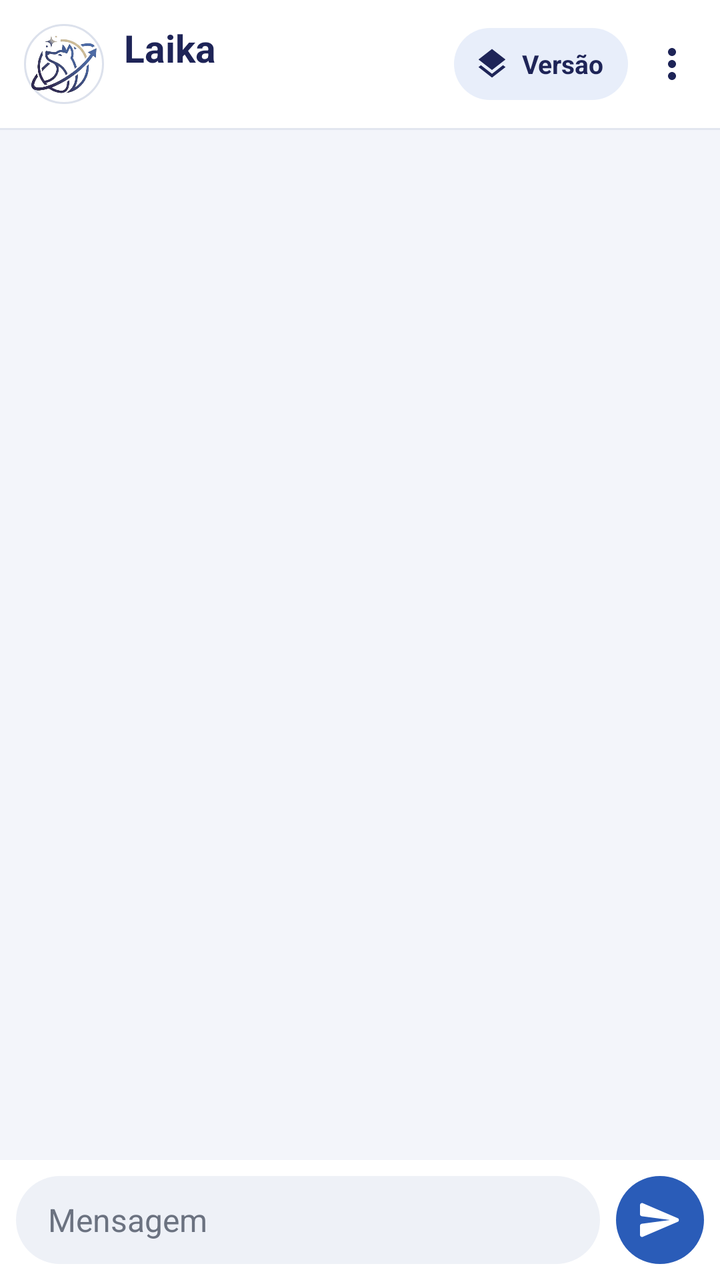
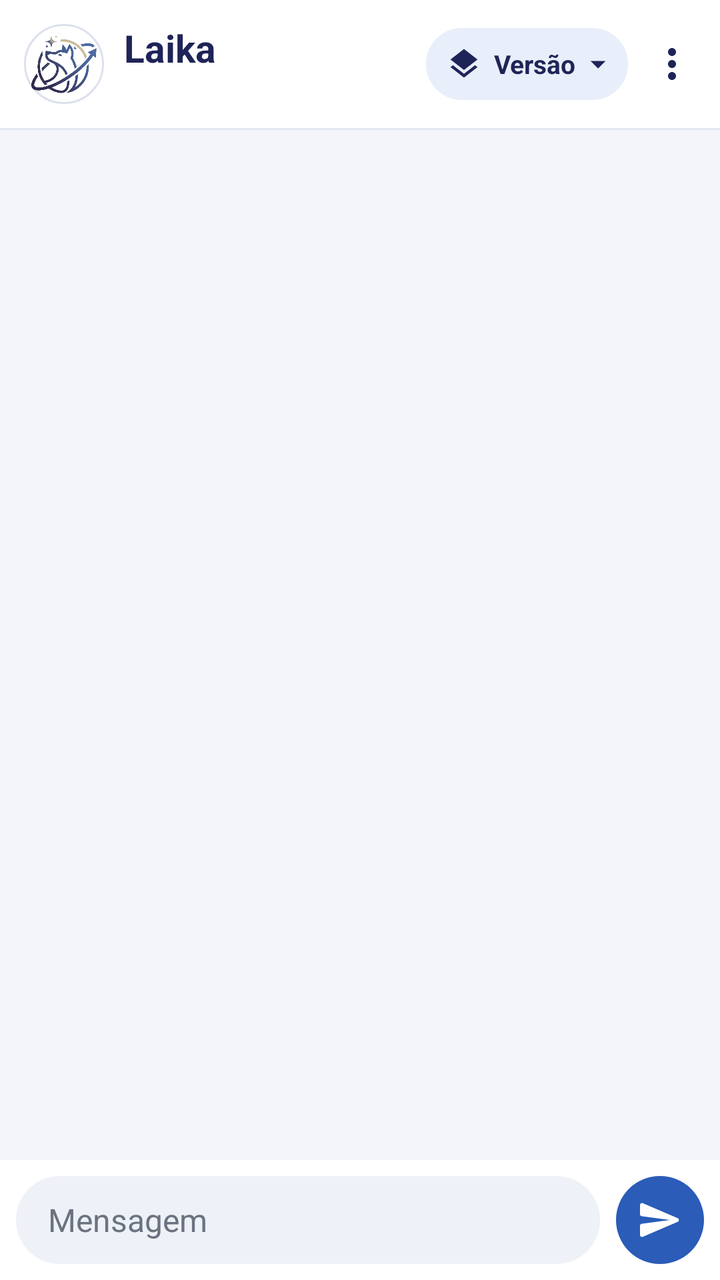

Compare the two renders of this Android layout. The source of the first and the diff that turns it into the second are given below.
<!-- AndroidManifest.xml: application theme Tema.Laika -->
<!-- res/layout/activity_main.xml -->
<?xml version="1.0" encoding="utf-8"?>
<LinearLayout xmlns:android="http://schemas.android.com/apk/res/android"
    android:id="@+id/raiz"
    android:layout_width="match_parent"
    android:layout_height="match_parent"
    android:background="@color/fundo"
    android:orientation="vertical">

    
    <LinearLayout
        android:id="@+id/topo"
        android:layout_width="match_parent"
        android:layout_height="wrap_content"
        android:background="@color/topo"
        android:gravity="center_vertical"
        android:orientation="horizontal"
        android:paddingStart="12dp"
        android:paddingTop="8dp"
        android:paddingEnd="2dp"
        android:paddingBottom="8dp">

        <ImageView
            android:layout_width="40dp"
            android:layout_height="40dp"
            android:background="@drawable/circulo_branco"
            android:contentDescription="@null"
            android:padding="3dp"
            android:src="@drawable/logo_laika" />

        <LinearLayout
            android:layout_width="0dp"
            android:layout_height="wrap_content"
            android:layout_marginStart="10dp"
            android:layout_weight="1"
            android:orientation="vertical">

            <TextView
                android:id="@+id/titulo"
                android:layout_width="wrap_content"
                android:layout_height="wrap_content"
                android:text="@string/app_name"
                android:textColor="@color/topo_texto"
                android:textSize="19sp"
                android:textStyle="bold" />

            <TextView
                android:id="@+id/estado"
                android:layout_width="wrap_content"
                android:layout_height="wrap_content"
                android:ellipsize="end"
                android:maxLines="1"
                android:textColor="@color/topo_sub"
                android:textSize="12sp" />
        </LinearLayout>

        
        <LinearLayout
            android:id="@+id/versao"
            android:layout_width="wrap_content"
            android:layout_height="36dp"
            android:background="@drawable/chip"
            android:clickable="true"
            android:contentDescription="@string/versoes"
            android:focusable="false"
            android:gravity="center_vertical"
            android:orientation="horizontal"
            android:paddingStart="10dp"
            android:paddingEnd="12dp">

            <ImageView
                android:layout_width="18dp"
                android:layout_height="18dp"
                android:contentDescription="@null"
                android:src="@drawable/ic_versoes" />

            <TextView
                android:id="@+id/versao_nome"
                android:layout_width="wrap_content"
                android:layout_height="wrap_content"
                android:layout_marginStart="6dp"
                android:ellipsize="end"
                android:maxWidth="120dp"
                android:maxLines="1"
                android:text="@string/versoes_curto"
                android:textColor="@color/chip_texto"
                android:textSize="13sp"
                android:textStyle="bold" />
        </LinearLayout>

        <ImageButton
            android:id="@+id/menu"
            android:layout_width="44dp"
            android:layout_height="48dp"
            android:background="?android:attr/selectableItemBackgroundBorderless"
            android:contentDescription="@string/menu"
            android:focusable="false"
            android:src="@drawable/ic_menu" />
    </LinearLayout>

    <View
        android:layout_width="match_parent"
        android:layout_height="1dp"
        android:background="@color/divisoria" />

    
    <LinearLayout
        android:id="@+id/tarefa"
        android:layout_width="match_parent"
        android:layout_height="wrap_content"
        android:background="@color/chip"
        android:orientation="vertical"
        android:paddingStart="16dp"
        android:paddingTop="8dp"
        android:paddingEnd="16dp"
        android:paddingBottom="8dp"
        android:visibility="gone">

        <LinearLayout
            android:layout_width="match_parent"
            android:layout_height="wrap_content"
            android:gravity="center_vertical"
            android:orientation="horizontal">

            <TextView
                android:id="@+id/tarefa_texto"
                android:layout_width="0dp"
                android:layout_height="wrap_content"
                android:layout_weight="1"
                android:textColor="@color/chip_texto"
                android:textSize="13sp" />

            <TextView
                android:id="@+id/tarefa_cancelar"
                android:layout_width="wrap_content"
                android:layout_height="wrap_content"
                android:background="?android:attr/selectableItemBackground"
                android:paddingStart="12dp"
                android:paddingTop="4dp"
                android:paddingEnd="4dp"
                android:paddingBottom="4dp"
                android:text="@string/cancelar"
                android:textColor="@color/azul"
                android:textSize="13sp"
                android:textStyle="bold"
                android:visibility="gone" />
        </LinearLayout>

        <ProgressBar
            android:id="@+id/tarefa_barra"
            style="@android:style/Widget.Material.ProgressBar.Horizontal"
            android:layout_width="match_parent"
            android:layout_height="wrap_content"
            android:layout_marginTop="4dp" />
    </LinearLayout>

    <FrameLayout
        android:layout_width="match_parent"
        android:layout_height="0dp"
        android:layout_weight="1">

        <ScrollView
            android:id="@+id/rolagem"
            android:layout_width="match_parent"
            android:layout_height="match_parent"
            android:clipToPadding="false"
            android:fillViewport="true">

            <LinearLayout
                android:id="@+id/mensagens"
                android:layout_width="match_parent"
                android:layout_height="wrap_content"
                android:orientation="vertical"
                android:paddingStart="12dp"
                android:paddingTop="8dp"
                android:paddingEnd="12dp"
                android:paddingBottom="8dp" />
        </ScrollView>

        
        <ScrollView
            android:id="@+id/vazio"
            android:layout_width="match_parent"
            android:layout_height="match_parent"
            android:fillViewport="true"
            android:visibility="gone">

            <LinearLayout
                android:layout_width="match_parent"
                android:layout_height="wrap_content"
                android:gravity="center"
                android:orientation="vertical"
                android:padding="24dp">

                <ImageView
                    android:layout_width="112dp"
                    android:layout_height="112dp"
                    android:background="@drawable/circulo_branco"
                    android:contentDescription="@null"
                    android:padding="10dp"
                    android:src="@drawable/logo_laika" />

                <TextView
                    android:layout_width="wrap_content"
                    android:layout_height="wrap_content"
                    android:layout_marginTop="14dp"
                    android:text="@string/ola"
                    android:textColor="@color/topo_texto"
                    android:textSize="22sp"
                    android:textStyle="bold" />

                <TextView
                    android:layout_width="wrap_content"
                    android:layout_height="wrap_content"
                    android:layout_marginTop="6dp"
                    android:gravity="center"
                    android:text="@string/ola_sub"
                    android:textColor="@color/aviso"
                    android:textSize="14sp" />

                <LinearLayout
                    android:id="@+id/sugestoes"
                    android:layout_width="wrap_content"
                    android:layout_height="wrap_content"
                    android:layout_marginTop="18dp"
                    android:gravity="center_horizontal"
                    android:orientation="vertical" />
            </LinearLayout>
        </ScrollView>
    </FrameLayout>

    
    <LinearLayout
        android:id="@+id/barra"
        android:layout_width="match_parent"
        android:layout_height="wrap_content"
        android:background="@color/barra"
        android:gravity="bottom"
        android:orientation="horizontal"
        android:padding="8dp">

        <EditText
            android:id="@+id/entrada"
            android:layout_width="0dp"
            android:layout_height="wrap_content"
            android:layout_weight="1"
            android:background="@drawable/campo"
            android:hint="@string/dica"
            android:imeOptions="actionSend"
            android:importantForAutofill="no"
            android:inputType="textCapSentences|textAutoCorrect"
            android:maxLines="5"
            android:minHeight="44dp"
            android:paddingStart="16dp"
            android:paddingTop="10dp"
            android:paddingEnd="16dp"
            android:paddingBottom="10dp"
            android:textColor="@color/texto_laika"
            android:textColorHint="@color/aviso"
            android:textSize="16sp" />

        <ImageButton
            android:id="@+id/enviar"
            android:layout_width="44dp"
            android:layout_height="44dp"
            android:layout_marginStart="8dp"
            android:background="@drawable/botao_enviar"
            android:contentDescription="@string/enviar"
            android:focusable="false"
            android:src="@drawable/ic_enviar" />
    </LinearLayout>
</LinearLayout>
<!-- resources referenced by this layout -->
<resources>
  <color name="aviso">#6B7280</color>
  <color name="azul">#2A5CB8</color>
  <color name="barra">#FFFFFF</color>
  <color name="chip">#E8EEFA</color>
  <color name="chip_texto">#1E2457</color>
  <color name="divisoria">#E2E6EF</color>
  <color name="fundo">#F3F5FA</color>
  <color name="texto_laika">#1B1F2E</color>
  <color name="topo">#FFFFFF</color>
  <color name="topo_sub">#5E6787</color>
  <color name="topo_texto">#1E2457</color>
  <!-- drawable botao_enviar (drawable) -->
  <?xml version="1.0" encoding="utf-8"?>
  <shape xmlns:android="http://schemas.android.com/apk/res/android" android:shape="oval">
      <solid android:color="@color/azul" />
  </shape>
  <!-- drawable campo (drawable) -->
  <?xml version="1.0" encoding="utf-8"?>
  <shape xmlns:android="http://schemas.android.com/apk/res/android" android:shape="rectangle">
      <solid android:color="@color/campo" />
      <corners android:radius="22dp" />
  </shape>
  <!-- drawable chip (drawable) -->
  <?xml version="1.0" encoding="utf-8"?>
  <ripple xmlns:android="http://schemas.android.com/apk/res/android" android:color="#332A5CB8">
      <item>
          <shape android:shape="rectangle">
              <solid android:color="@color/chip" />
              <corners android:radius="18dp" />
          </shape>
      </item>
  </ripple>
  <!-- drawable circulo_branco (drawable) -->
  <?xml version="1.0" encoding="utf-8"?>
  <shape xmlns:android="http://schemas.android.com/apk/res/android" android:shape="oval">
      <solid android:color="#FFFFFF" />
      <stroke android:width="1dp" android:color="@color/borda" />
  </shape>
  <string name="app_name">Laika</string>
  <string name="cancelar">Cancelar</string>
  <string name="dica">Mensagem</string>
  <string name="enviar">Enviar</string>
  <string name="menu">Opções</string>
  <string name="ola">Olá! Eu sou a Laika.</string>
  <string name="ola_sub">Uma IA pequena, treinada do zero em português,\nrodando inteira no seu celular.</string>
  <string name="versoes">Versões e backups</string>
  <string name="versoes_curto">Versão</string>
  <style name="Tema.Laika" parent="@android:style/Theme.Material.Light.NoActionBar">
          <item name="android:colorPrimary">@color/marinho</item>
          <item name="android:colorAccent">@color/azul</item>
          <item name="android:windowBackground">@color/fundo</item>
          <item name="android:textColorHighlight">#552A5CB8</item>
      </style>
  <color name="campo">#EEF1F7</color>
  <color name="borda">#DCE1EC</color>
  <color name="marinho">#1E2457</color>
  <!-- unchanged entries left out for length: 4 -->
</resources>

<!-- the commit's change to res/layout/activity_main.xml (unified diff, before → after) -->
@@ -60,12 +60,12 @@
             android:layout_height="36dp"
             android:background="@drawable/chip"
             android:clickable="true"
-            android:contentDescription="@string/versoes"
+            android:contentDescription="@string/modelos"
             android:focusable="false"
             android:gravity="center_vertical"
             android:orientation="horizontal"
             android:paddingStart="10dp"
-            android:paddingEnd="12dp">
+            android:paddingEnd="6dp">
 
             <ImageView
                 android:layout_width="18dp"
@@ -85,6 +85,13 @@
                 android:textColor="@color/chip_texto"
                 android:textSize="13sp"
                 android:textStyle="bold" />
+
+            <ImageView
+                android:layout_width="18dp"
+                android:layout_height="18dp"
+                android:layout_marginStart="2dp"
+                android:contentDescription="@null"
+                android:src="@drawable/ic_seta_baixo" />
         </LinearLayout>
 
         <ImageButton
@@ -226,6 +233,20 @@
                     android:orientation="vertical" />
             </LinearLayout>
         </ScrollView>
+
+        
+        <ImageButton
+            android:id="@+id/descer"
+            android:layout_width="40dp"
+            android:layout_height="40dp"
+            android:layout_gravity="bottom|end"
+            android:layout_margin="14dp"
+            android:background="@drawable/botao_redondo"
+            android:contentDescription="@string/descer"
+            android:elevation="4dp"
+            android:focusable="false"
+            android:src="@drawable/ic_descer"
+            android:visibility="gone" />
     </FrameLayout>
 
     
<!-- resource entries referenced after the edit -->
@@ -13,9 +13,23 @@
   <color name="topo_texto">#1E2457</color>
   <!-- drawable botao_enviar (drawable) -->
   <?xml version="1.0" encoding="utf-8"?>
-  <shape xmlns:android="http://schemas.android.com/apk/res/android" android:shape="oval">
-      <solid android:color="@color/azul" />
-  </shape>
+  <ripple xmlns:android="http://schemas.android.com/apk/res/android" android:color="#33FFFFFF">
+      <item>
+          <shape android:shape="oval">
+              <solid android:color="@color/azul" />
+          </shape>
+      </item>
+  </ripple>
+  <!-- drawable botao_redondo (drawable) -->
+  <?xml version="1.0" encoding="utf-8"?>
+  <ripple xmlns:android="http://schemas.android.com/apk/res/android" android:color="#332A5CB8">
+      <item>
+          <shape android:shape="oval">
+              <solid android:color="@color/cartao" />
+              <stroke android:width="1dp" android:color="@color/borda" />
+          </shape>
+      </item>
+  </ripple>
   <!-- drawable campo (drawable) -->
   <?xml version="1.0" encoding="utf-8"?>
   <shape xmlns:android="http://schemas.android.com/apk/res/android" android:shape="rectangle">
@@ -38,14 +52,27 @@
       <solid android:color="#FFFFFF" />
       <stroke android:width="1dp" android:color="@color/borda" />
   </shape>
+  <!-- drawable ic_descer (drawable) -->
+  <?xml version="1.0" encoding="utf-8"?>
+  <vector xmlns:android="http://schemas.android.com/apk/res/android"
+      android:width="24dp" android:height="24dp" android:viewportWidth="24" android:viewportHeight="24">
+      <path android:fillColor="@color/chip_texto" android:pathData="M20,12l-1.41,-1.41L13,16.17V4h-2v12.17l-5.58,-5.59L4,12l8,8 8,-8z" />
+  </vector>
+  <!-- drawable ic_seta_baixo (drawable) -->
+  <?xml version="1.0" encoding="utf-8"?>
+  <vector xmlns:android="http://schemas.android.com/apk/res/android"
+      android:width="18dp" android:height="18dp" android:viewportWidth="24" android:viewportHeight="24">
+      <path android:fillColor="@color/chip_texto" android:pathData="M7,10l5,5 5,-5z" />
+  </vector>
   <string name="app_name">Laika</string>
   <string name="cancelar">Cancelar</string>
+  <string name="descer">Ir para o fim da conversa</string>
   <string name="dica">Mensagem</string>
   <string name="enviar">Enviar</string>
   <string name="menu">Opções</string>
+  <string name="modelos">Escolher o modelo</string>
   <string name="ola">Olá! Eu sou a Laika.</string>
   <string name="ola_sub">Uma IA pequena, treinada do zero em português,\nrodando inteira no seu celular.</string>
-  <string name="versoes">Versões e backups</string>
   <string name="versoes_curto">Versão</string>
   <style name="Tema.Laika" parent="@android:style/Theme.Material.Light.NoActionBar">
           <item name="android:colorPrimary">@color/marinho</item>
@@ -53,6 +80,7 @@
           <item name="android:windowBackground">@color/fundo</item>
           <item name="android:textColorHighlight">#552A5CB8</item>
       </style>
+  <color name="cartao">#FFFFFF</color>
   <color name="campo">#EEF1F7</color>
   <color name="borda">#DCE1EC</color>
   <color name="marinho">#1E2457</color>
